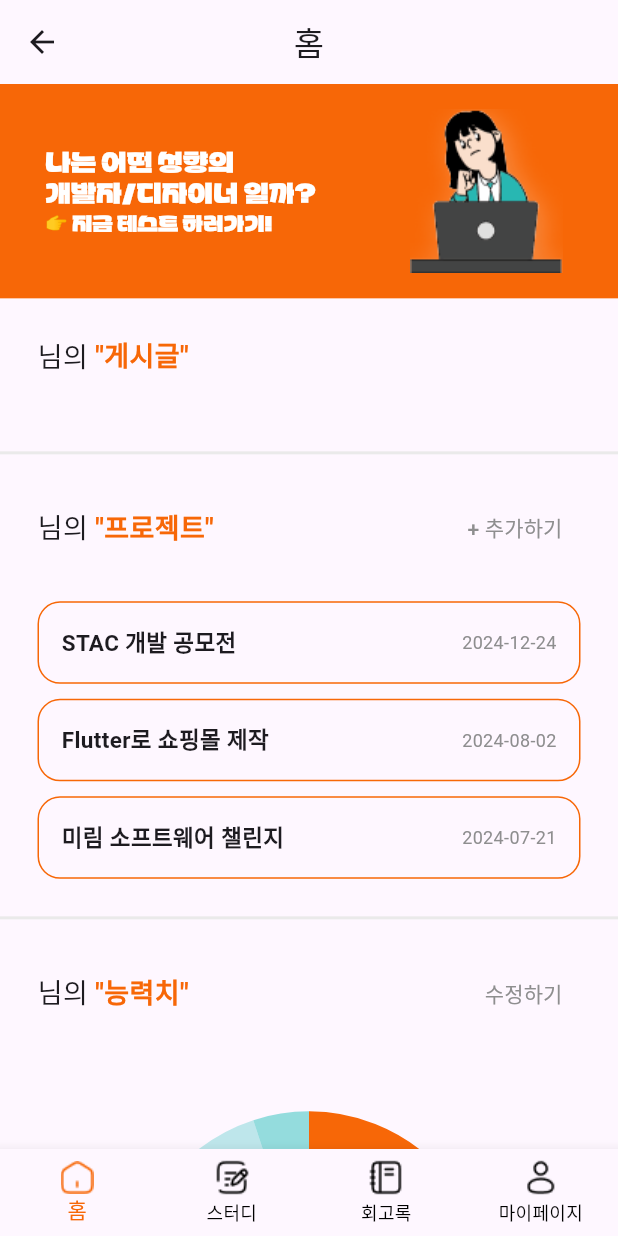
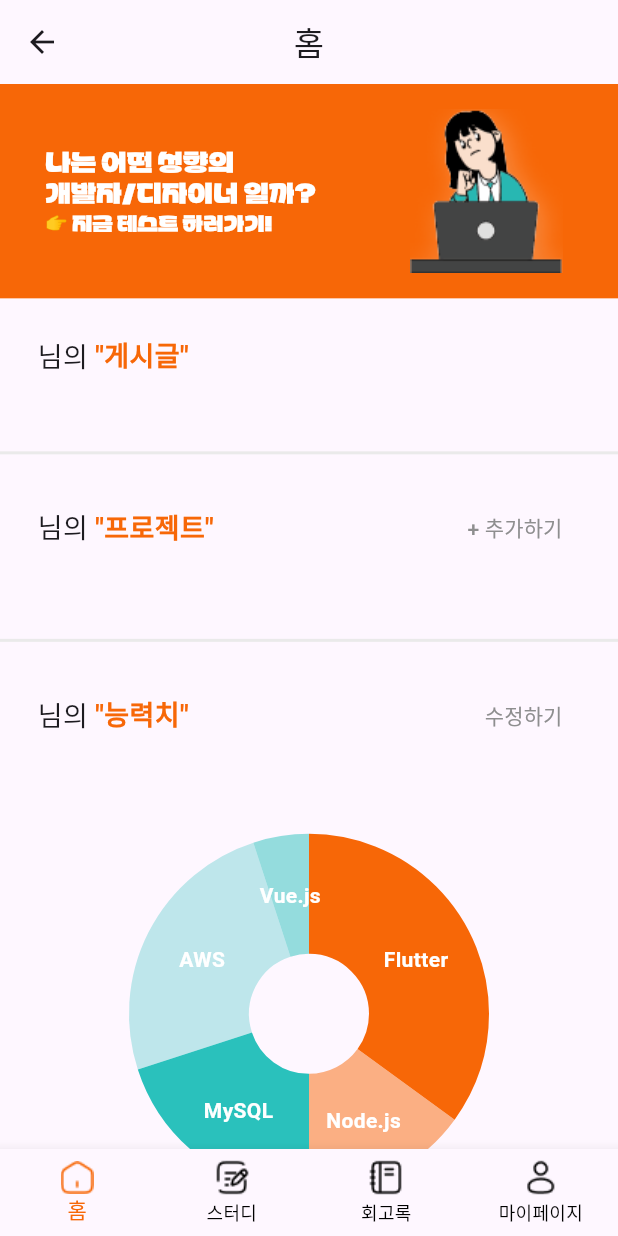
Before and after one commit to DreamOrReality/Dream-Or-Reality-Flutter, a Flutter app: the HomeScreen screen opened directly, on a phone screen of 412 x 824 dp. Run offline on Flutter 3.47's test engine with Material 3 defaults, Android fonts, the phone set to English and light mode, and no system bars; drawn by our look-alikes of fl_chart; our stand-ins replace shared_preferences, table_calendar; accounts and stored records are empty.

Commit message:
Revert "feat. 더미데이터로 변경"
This reverts commit babb0ad032351d66b96d1feeb746579fb8361c10.

```diff
--- a/lib/screens/home_screen.dart
+++ b/lib/screens/home_screen.dart
@@ -144,13 +144,19 @@ class _HomeScreenState extends State<HomeScreen> {
               child: SingleChildScrollView(
                 child: Column(
                   crossAxisAlignment: CrossAxisAlignment.start,
-                  children: [
-                    buildMyProject(context, 'STAC 개발 공모전', '2024-12-24'),
-                    SizedBox(height: 10),
-                    buildMyProject(context, 'Flutter로 쇼핑몰 제작', '2024-08-02'),
-                    SizedBox(height: 10),
-                    buildMyProject(context, '미림 소프트웨어 챌린지', '2024-07-21'),
-                  ],
+                  children: _projects.map(
+                    (project) {
+                      // 내가 진행중인 프로젝트를 불러옴
+                      return Padding(
+                        padding: const EdgeInsets.only(bottom: 10.0),
+                        child: buildMyProject(
+                          context,
+                          project['title'],
+                          formatDate(project['deadline']),
+                        ),
+                      );
+                    },
+                  ).toList(),
                 ),
               ),
             ),
```
